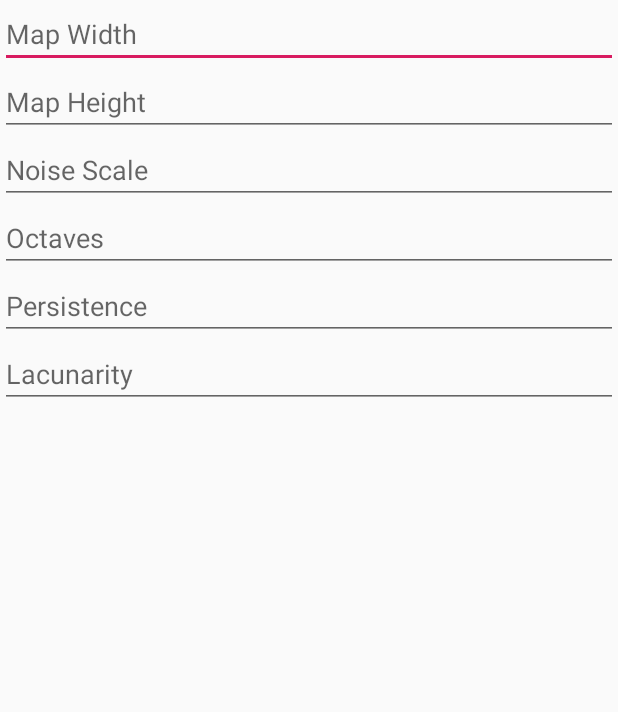
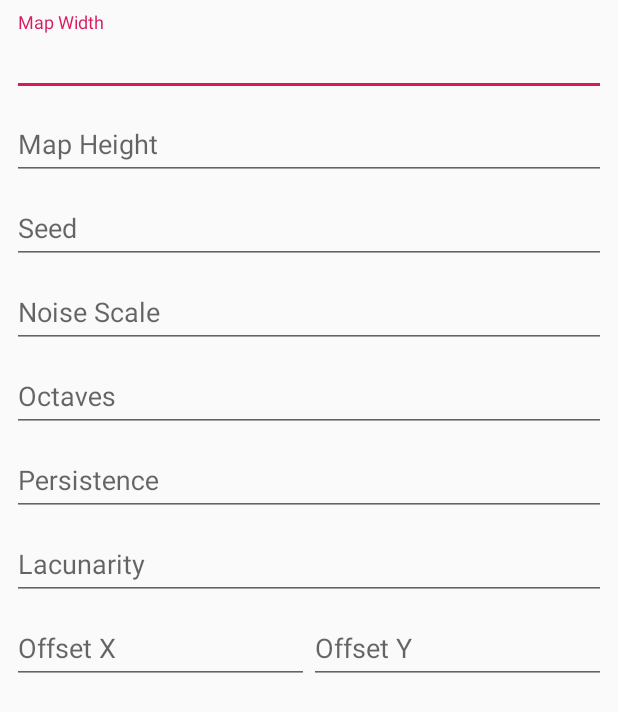
Before and after one commit to raynor73/Earth, an Android app: the layout dialog_generate_map.xml on its own in the app's theme, with its tools: preview values and no code run, on a phone screen of 412 x 824 dp. Shown: the top 712 px of the screen. Run offline under Robolectric (Android 15) with nearby library versions, the phone set to English and light mode, and no system bars.

Commit message:
Add seed and offset

```diff
--- a/app/build.gradle
+++ b/app/build.gradle
@@ -27,6 +27,7 @@ dependencies {
     implementation "org.jetbrains.kotlin:kotlin-stdlib-jdk7:$kotlin_version"
     implementation "com.android.support:appcompat-v7:${rootProject.ext.supportLibVersion}"
     implementation "com.android.support:support-v4:${rootProject.ext.supportLibVersion}"
+    implementation "com.android.support:design:${rootProject.ext.supportLibVersion}"
     implementation 'com.android.support.constraint:constraint-layout:1.1.3'
     implementation 'io.reactivex.rxjava2:rxandroid:2.1.1'
     implementation 'io.reactivex.rxjava2:rxjava:2.2.8'
--- a/app/src/main/java/ilapin/earth/domain/terrainscene/GenerateMapMessage.kt
+++ b/app/src/main/java/ilapin/earth/domain/terrainscene/GenerateMapMessage.kt
@@ -1,10 +1,14 @@
 package ilapin.earth.domain.terrainscene
+
+import org.joml.Vector2fc
 
 class GenerateMapMessage(
     val mapWidth: Int,
     val mapHeight: Int,
+    val seed: Int,
     val noiseScale: Float,
     val octaves: Int,
     val persistence: Float,
-    val lacunarity: Float
+    val lacunarity: Float,
+    val offset: Vector2fc
 )
--- a/app/src/main/java/ilapin/earth/domain/terrainscene/TerrainScene.kt
+++ b/app/src/main/java/ilapin/earth/domain/terrainscene/TerrainScene.kt
@@ -1,7 +1,5 @@
 package ilapin.earth.domain.terrainscene
 
-import ilapin.common.android.log.L
-import ilapin.earth.App.Companion.LOG_TAG
 import ilapin.earth.domain.renderingengine.MeshRenderingRepository
 import ilapin.earth.domain.renderingengine.RenderingSettingsRepository
 import ilapin.earth.domain.renderingengine.TextureCreationRepository
@@ -60,9 +58,6 @@ class TerrainScene(
 
         for (y: Int in 0 until height) {
             for (x: Int in 0 until width) {
-                if (noiseMap[x][y] > 1 || noiseMap[x][y] < 0) {
-                    L.d(LOG_TAG, "Noise value is out of range: ${noiseMap[x][y]}")
-                }
                 val colorComponent = (0xff * noiseMap[x][y]).toInt()
                 data[y * width + x] = 0xff000000.toInt() or
                         (colorComponent shl 16) or
--- a/app/src/main/java/ilapin/earth/ui/GLSurfaceViewRenderer.kt
+++ b/app/src/main/java/ilapin/earth/ui/GLSurfaceViewRenderer.kt
@@ -55,10 +55,12 @@ class GLSurfaceViewRenderer(
                     scene?.mapGenerator?.also {
                         it.mapWidth = message.mapWidth
                         it.mapHeight = message.mapHeight
+                        it.seed = message.seed
                         it.noiseScale = message.noiseScale
                         it.octaves = message.octaves
                         it.persistence = message.persistence
                         it.lacunarity = message.lacunarity
+                        it.offset.set(message.offset)
                         it.generateMap()
                     }
                 }
--- a/app/src/main/res/layout/dialog_generate_map.xml
+++ b/app/src/main/res/layout/dialog_generate_map.xml
@@ -8,7 +8,14 @@
     <LinearLayout
             android:layout_width="match_parent"
             android:layout_height="wrap_content"
+            android:paddingLeft="8dp"
+            android:paddingRight="8dp"
             android:orientation="vertical">
+
+        <android.support.design.widget.TextInputLayout
+                android:layout_width="match_parent"
+                android:layout_height="wrap_content"
+                android:layout_marginTop="8dp">
 
             <EditText
                     android:id="@+id/mapWidthInputView"
@@ -18,6 +25,12 @@
                     android:inputType="number"
                     tools:ignore="Autofill,LabelFor"/>
 
+        </android.support.design.widget.TextInputLayout>
+
+        <android.support.design.widget.TextInputLayout
+                android:layout_width="match_parent"
+                android:layout_height="wrap_content">
+
             <EditText
                     android:id="@+id/mapHeightInputView"
                     android:layout_width="match_parent"
@@ -25,6 +38,26 @@
                     android:hint="@string/hint_map_height"
                     android:inputType="number"
                     tools:ignore="Autofill,LabelFor"/>
+
+        </android.support.design.widget.TextInputLayout>
+
+        <android.support.design.widget.TextInputLayout
+                android:layout_width="match_parent"
+                android:layout_height="wrap_content">
+
+            <EditText
+                    android:id="@+id/seedInputView"
+                    android:layout_width="match_parent"
+                    android:layout_height="wrap_content"
+                    android:hint="@string/hint_seed"
+                    android:inputType="number"
+                    tools:ignore="Autofill,LabelFor"/>
+
+        </android.support.design.widget.TextInputLayout>
+
+        <android.support.design.widget.TextInputLayout
+                android:layout_width="match_parent"
+                android:layout_height="wrap_content">
 
             <EditText
                     android:id="@+id/noiseScaleInputView"
@@ -34,6 +67,12 @@
                     android:inputType="numberDecimal"
                     tools:ignore="Autofill,LabelFor"/>
 
+        </android.support.design.widget.TextInputLayout>
+
+        <android.support.design.widget.TextInputLayout
+                android:layout_width="match_parent"
+                android:layout_height="wrap_content">
+
             <EditText
                     android:id="@+id/octavesInputView"
                     android:layout_width="match_parent"
@@ -42,6 +81,12 @@
                     android:inputType="number"
                     tools:ignore="Autofill,LabelFor"/>
 
+        </android.support.design.widget.TextInputLayout>
+
+        <android.support.design.widget.TextInputLayout
+                android:layout_width="match_parent"
+                android:layout_height="wrap_content">
+
             <EditText
                     android:id="@+id/persistenceInputView"
                     android:layout_width="match_parent"
@@ -49,6 +94,13 @@
                     android:hint="@string/hint_persistence"
                     android:inputType="numberDecimal"
                     tools:ignore="Autofill,LabelFor"/>
+
+        </android.support.design.widget.TextInputLayout>
+
+        <android.support.design.widget.TextInputLayout
+                android:layout_width="match_parent"
+                android:layout_height="wrap_content">
+
             <EditText
                     android:id="@+id/lacunarityInputView"
                     android:layout_width="match_parent"
@@ -57,6 +109,46 @@
                     android:inputType="numberDecimal"
                     tools:ignore="Autofill,LabelFor"/>
 
+        </android.support.design.widget.TextInputLayout>
+
+        <LinearLayout
+                android:layout_width="match_parent"
+                android:layout_height="wrap_content"
+                android:baselineAligned="false"
+                android:orientation="horizontal">
+
+            <android.support.design.widget.TextInputLayout
+                    android:layout_width="0dp"
+                    android:layout_weight="1"
+                    android:layout_height="wrap_content">
+
+                <EditText
+                        android:id="@+id/offsetXInputView"
+                        android:layout_width="match_parent"
+                        android:layout_height="wrap_content"
+                        android:hint="@string/hint_offset_x"
+                        android:inputType="numberDecimal"
+                        tools:ignore="Autofill,LabelFor"/>
+
+            </android.support.design.widget.TextInputLayout>
+
+            <android.support.design.widget.TextInputLayout
+                    android:layout_width="0dp"
+                    android:layout_weight="1"
+                    android:layout_height="wrap_content">
+
+                <EditText
+                        android:id="@+id/offsetYInputView"
+                        android:layout_width="match_parent"
+                        android:layout_height="wrap_content"
+                        android:hint="@string/hint_offset_y"
+                        android:inputType="numberDecimal"
+                        tools:ignore="Autofill,LabelFor"/>
+
+            </android.support.design.widget.TextInputLayout>
+
+        </LinearLayout>
+
     </LinearLayout>
 
 </ScrollView>
--- a/app/src/main/res/values/strings.xml
+++ b/app/src/main/res/values/strings.xml
@@ -12,4 +12,7 @@
     <string name="hint_octaves">Octaves</string>
     <string name="hint_persistence">Persistence</string>
     <string name="hint_lacunarity">Lacunarity</string>
+    <string name="hint_seed">Seed</string>
+    <string name="hint_offset_x">Offset X</string>
+    <string name="hint_offset_y">Offset Y</string>
 </resources>
```
Also changed, not shown: app/src/main/java/ilapin/earth/domain/terrainscene/MapGenerator.kt (+15 -1 lines), app/src/main/java/ilapin/earth/domain/terrainscene/Noise.kt (+20 -3 lines), app/src/main/java/ilapin/earth/ui/GenerateMapDialog.kt (+33 -13 lines), app/src/main/java/ilapin/earth/ui/MainActivity.kt (+19 -5 lines). Lines whose indentation alone changed are shown as unchanged.
